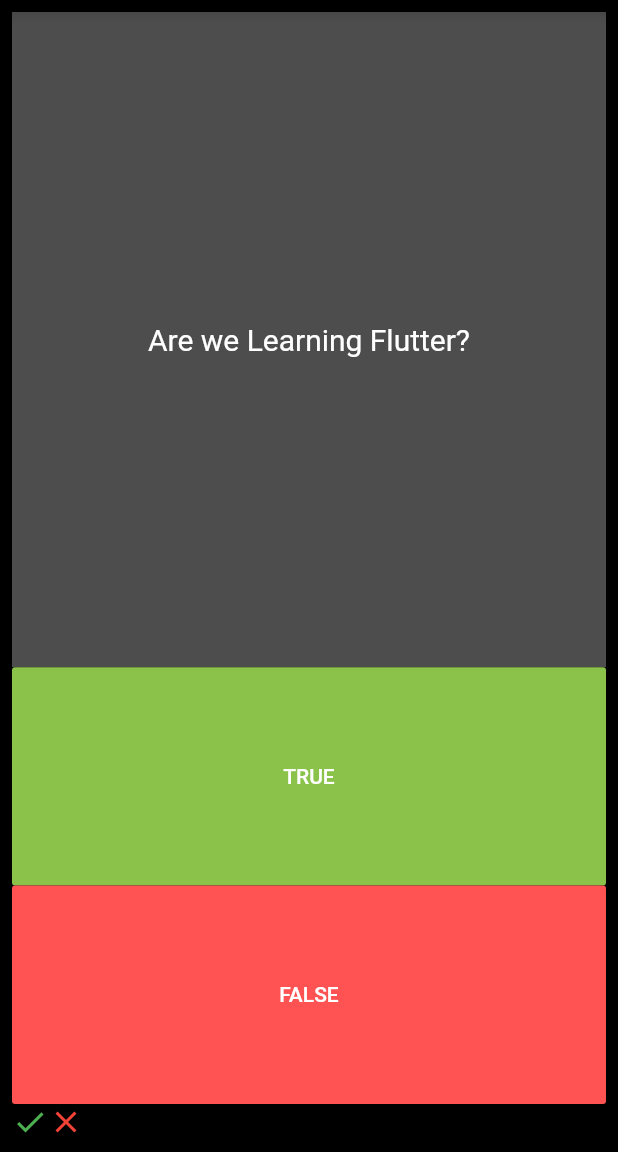
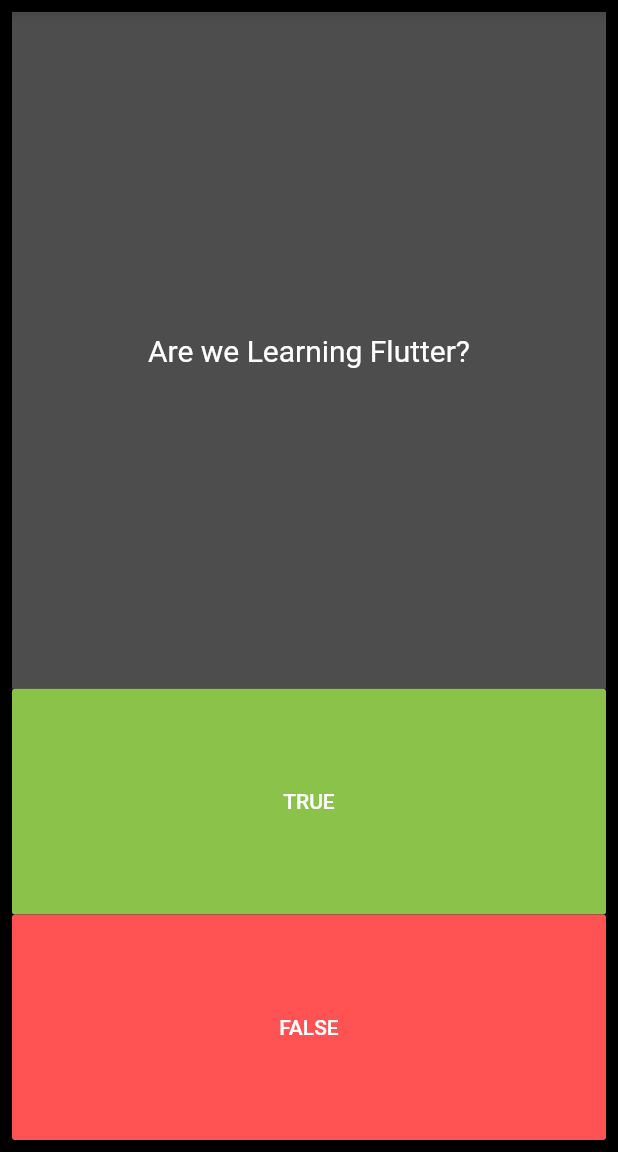
Before and after one commit to Rahulshahare/quizapp, a Flutter app: the screen it shows after launch, on a phone screen of 412 x 824 dp, the part 84-1236 px from its top. Run offline on Flutter 3.47's test engine with Material 2 defaults, Android fonts, the phone set to English and light mode, and no system bars.

Commit message:
_trackers list is empty at beginning

```diff
--- a/lib/main.dart
+++ b/lib/main.dart
@@ -26,16 +26,7 @@ class QuizPage extends StatefulWidget {
 
 class _QuizPageState extends State<QuizPage> {
 
-  List<Icon> _trackers = [
-    Icon(
-      Icons.check,
-      color: Colors.green,
-    ),
-    Icon(
-      Icons.close,
-      color: Colors.red,
-    ),
-  ];
+  List<Icon> _trackers = [];
 
   @override
   Widget build(BuildContext context) {
```
